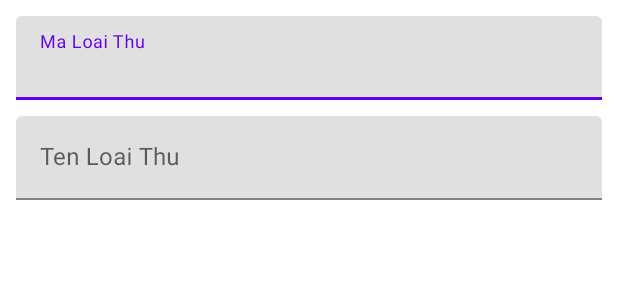
After one commit to hiepb5222/QuanLyChiTieu_N23, an Android app: the layout dialog_loai_thu.xml on its own in the app's theme, with its tools: preview values and no code run, on a phone screen of 412 x 824 dp. The commit adds this screen. Shown: the top 300 px of the screen. Run offline under Robolectric (Android 15) with nearby library versions, the phone set to English and light mode, and no system bars.

Commit message:
Hiep commit

```diff
--- a/app/src/main/java/com/example/quanlychitieu_n23/ui/Thu/LoaiThuFragment.java
+++ b/app/src/main/java/com/example/quanlychitieu_n23/ui/Thu/LoaiThuFragment.java
@@ -31,6 +31,10 @@ public class LoaiThuFragment extends Fragment {
         return new LoaiThuFragment();
     }
 
+    public LoaiThuViewModel getViewModel()
+    {
+        return mViewModel;
+    }
     @Override
     public View onCreateView(@NonNull LayoutInflater inflater, @Nullable ViewGroup container,
                              @Nullable Bundle savedInstanceState) {
--- a/app/src/main/java/com/example/quanlychitieu_n23/ui/Thu/ThuFragment.java
+++ b/app/src/main/java/com/example/quanlychitieu_n23/ui/Thu/ThuFragment.java
@@ -21,6 +21,7 @@ import com.google.android.material.tabs.TabLayoutMediator;
 public class ThuFragment extends Fragment {
     private ViewPager2 mVp;
     private TabLayout mTl;
+
     public ThuFragment() {
         // Required empty public constructor
     }
--- /dev/null
+++ b/app/src/main/res/layout/dialog_loai_thu.xml
@@ -0,0 +1,32 @@
+<?xml version="1.0" encoding="utf-8"?>
+<LinearLayout xmlns:android="http://schemas.android.com/apk/res/android"
+    android:layout_width="match_parent"
+    android:layout_height="wrap_content"
+    android:orientation="vertical"
+    android:padding="5dp">
+
+    <com.google.android.material.textfield.TextInputLayout
+        android:layout_width="match_parent"
+        android:layout_height="wrap_content"
+        android:layout_margin="5dp">
+
+        <com.google.android.material.textfield.TextInputEditText
+            android:id="@+id/etid"
+            android:layout_width="match_parent"
+            android:layout_height="wrap_content"
+            android:hint="Ma Loai Thu" />
+
+    </com.google.android.material.textfield.TextInputLayout>
+
+    <com.google.android.material.textfield.TextInputLayout
+        android:layout_width="match_parent"
+        android:layout_height="wrap_content"
+        android:layout_margin="5dp">
+
+        <com.google.android.material.textfield.TextInputEditText
+            android:id="@+id/etName"
+            android:layout_width="match_parent"
+            android:layout_height="wrap_content"
+            android:hint="Ten Loai Thu" />
+    </com.google.android.material.textfield.TextInputLayout>
+</LinearLayout>
```
Also changed, not shown: app/src/main/java/com/example/quanlychitieu_n23/Dialog/LoaiThuDialog.java (added, +52 -0 lines), app/src/main/java/com/example/quanlychitieu_n23/MainActivity.java (+13 -2 lines).
